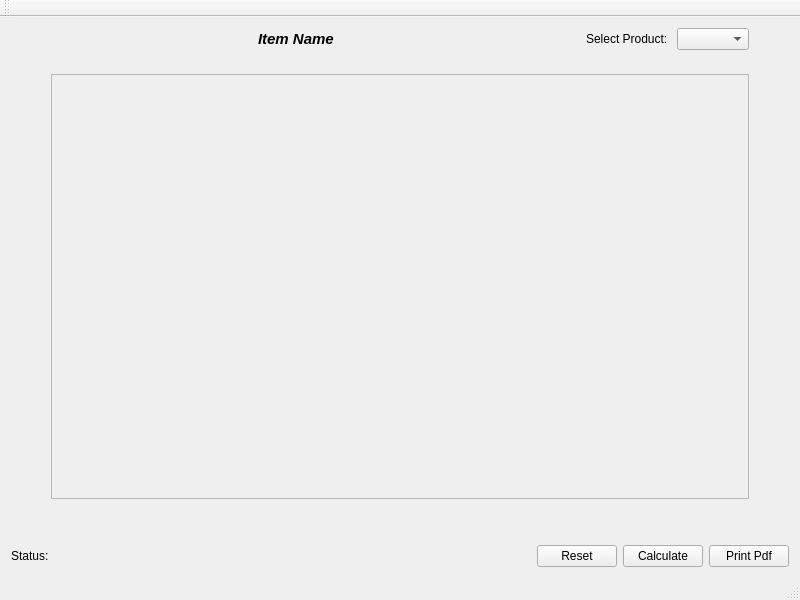
Qt form mainwindow.ui (mygnu/rgb-quote) before a commit.
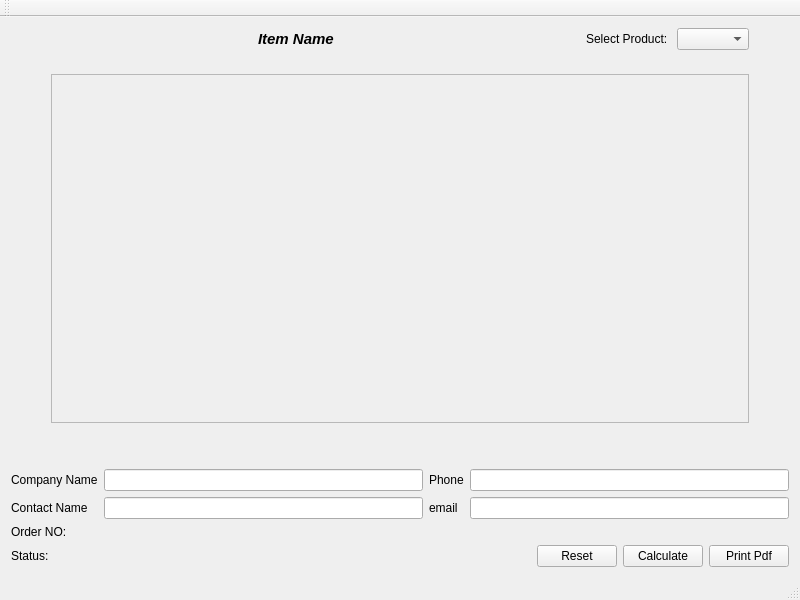
The same form after that commit.

```diff
--- a/mainwindow.ui
+++ b/mainwindow.ui
@@ -20,9 +20,7 @@
    <string/>
   </property>
   <widget class="QWidget" name="centralWidget">
-   <layout class="QVBoxLayout" name="verticalLayout_3">
-    <item>
-     <layout class="QVBoxLayout" name="verticalLayout_2" stretch="1,1,0">
+   <layout class="QVBoxLayout" name="verticalLayout_7">
       <item>
        <layout class="QHBoxLayout" name="horizontalLayout">
         <item>
@@ -140,8 +138,8 @@
               <rect>
                <x>0</x>
                <y>0</y>
-               <width>682</width>
-               <height>169</height>
+             <width>684</width>
+             <height>255</height>
               </rect>
              </property>
              <layout class="QVBoxLayout" name="verticalLayout_4"/>
@@ -184,6 +182,73 @@
         </item>
        </layout>
       </item>
+    <item>
+     <layout class="QHBoxLayout" name="horizontalLayout_4">
+      <item>
+       <layout class="QVBoxLayout" name="verticalLayout_6">
+        <item>
+         <widget class="QLabel" name="label_3">
+          <property name="text">
+           <string>Company Name</string>
+          </property>
+         </widget>
+        </item>
+        <item>
+         <widget class="QLabel" name="label_4">
+          <property name="text">
+           <string>Contact Name</string>
+          </property>
+         </widget>
+        </item>
+       </layout>
+      </item>
+      <item>
+       <layout class="QVBoxLayout" name="verticalLayout_5">
+        <item>
+         <widget class="QLineEdit" name="companyNameLE"/>
+        </item>
+        <item>
+         <widget class="QLineEdit" name="contactNameLE"/>
+        </item>
+       </layout>
+      </item>
+      <item>
+       <layout class="QVBoxLayout" name="verticalLayout_3">
+        <item>
+         <widget class="QLabel" name="label_6">
+          <property name="text">
+           <string>Phone</string>
+          </property>
+         </widget>
+        </item>
+        <item>
+         <widget class="QLabel" name="label_7">
+          <property name="text">
+           <string>email</string>
+          </property>
+         </widget>
+        </item>
+       </layout>
+      </item>
+      <item>
+       <layout class="QVBoxLayout" name="verticalLayout_2">
+        <item>
+         <widget class="QLineEdit" name="phoneLE"/>
+        </item>
+        <item>
+         <widget class="QLineEdit" name="emailLE"/>
+        </item>
+       </layout>
+      </item>
+     </layout>
+    </item>
+    <item>
+     <widget class="QLabel" name="orderL">
+      <property name="text">
+       <string>Order NO: </string>
+      </property>
+     </widget>
+    </item>
       <item>
        <layout class="QHBoxLayout" name="horizontalLayout_2">
         <item>
@@ -237,8 +302,6 @@
        </layout>
       </item>
      </layout>
-    </item>
-   </layout>
   </widget>
   <widget class="QMenuBar" name="mainMenuBar">
    <property name="geometry">
```
Left out of the diff: 2 changed lines with no effect on the pictures. Lines whose indentation alone changed are shown as unchanged.
